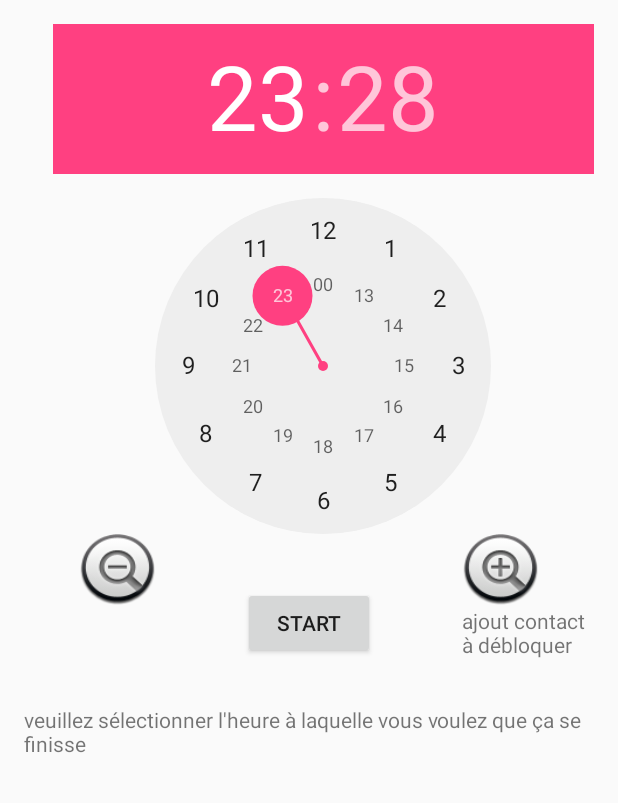
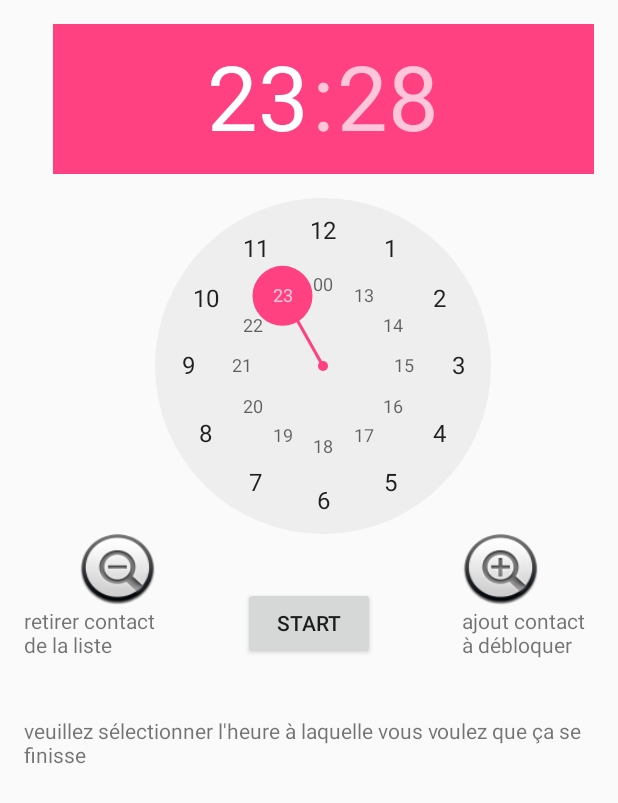
Before and after one commit to larako/INF4041_Dereydellet_Spanneut, an Android app: the screen it shows after launch (MainActivity), on a phone screen of 412 x 824 dp. Shown: the top 803 px of the screen. Run offline under Robolectric (Android 15) with nearby library versions, the phone set to English and light mode, and no system bars.

Commit message:
layout landscape

```diff
--- a/app/src/main/java/com/example/soka/inf4041_dereydellet_spanneut/MainActivity.java
+++ b/app/src/main/java/com/example/soka/inf4041_dereydellet_spanneut/MainActivity.java
@@ -119,7 +119,11 @@ public class MainActivity extends Activity {
             buttonStart.setText(app_is_up);
             //TelephonyManager tel = (TelephonyManager) getSystemService(Context.TELEPHONY_SERVICE);
             tel.listen(listen, TeleListener.LISTEN_CALL_STATE); //bloque
-            createNotification("blocage activé");
+            if (time.getCurrentMinute()<10)
+                createNotification("blocage activé jusqu'à: "+time.getCurrentHour()+":0"+time.getCurrentMinute());
+            else
+                createNotification("blocage activé jusqu'à: "+time.getCurrentHour()+":"+time.getCurrentMinute());
+
             pendingIntent = PendingIntent.getBroadcast(MainActivity.this, 0, intent, 0); // permet de decaler le moment d'appeler la fct
             alarmManager.set(AlarmManager.RTC, newTime.getTimeInMillis(), pendingIntent); //cree l'alarme uand c'est finit
 
@@ -166,7 +170,7 @@ public class MainActivity extends Activity {
                 Uri contactUri = data.getData();
                 // We only need the NUMBER column, because there will be only one row in the result
                 String[] projection = {ContactsContract.CommonDataKinds.Phone.NUMBER};
-                String[] projection2 = {ContactsContract.CommonDataKinds.Phone.NAME_RAW_CONTACT_ID};
+
 
                 // Perform the query on the contact to get the NUMBER column
                 // We don't need a selection or sort order (there's only one result for the given URI)
@@ -177,19 +181,23 @@ public class MainActivity extends Activity {
                         .query(contactUri, projection, null, null, null);
                 cursor.moveToFirst();
 
-                Cursor cursor2 = getContentResolver()
-                        .query(contactUri, projection2, null, null, null);
-                cursor2.moveToFirst();
-
                 // Retrieve the phone number from the NUMBER column
                 int column = cursor.getColumnIndex(ContactsContract.CommonDataKinds.Phone.NUMBER);
-                int columName = cursor2.getColumnIndex(ContactsContract.CommonDataKinds.Identity.NAMESPACE);
                 String number = cursor.getString(column);
-                String name = cursor.getString(columName);
+
+                Uri uri = Uri.withAppendedPath(ContactsContract.PhoneLookup.CONTENT_FILTER_URI, Uri.encode(number));
+                String[] projection2 = {ContactsContract.PhoneLookup.DISPLAY_NAME};
+                Cursor cursor2 = getContentResolver().query(uri, projection2, null, null, null);
+                cursor2.moveToFirst();
+                String name = cursor2.getString(cursor2.getColumnIndex(ContactsContract.PhoneLookup.DISPLAY_NAME));
+
                 Log.d("AJOUTCONTACT", "Num: " + number + " Name: " + name);
                 //et la on ajoute ce numero à la liste des gens autorisés
                 setToast("contact ajouté");
                 db.addNumber(number, name);
+                db.close();
+                cursor2.close();
+                cursor.close();
             }
         }
     }
--- a/app/src/main/java/com/example/soka/inf4041_dereydellet_spanneut/SmsReceiver.java
+++ b/app/src/main/java/com/example/soka/inf4041_dereydellet_spanneut/SmsReceiver.java
@@ -4,6 +4,12 @@ import android.content.BroadcastReceiver;
 import android.content.Context;
 import android.content.Intent;
 import android.media.AudioManager;
+import android.os.Bundle;
+import android.telephony.SmsMessage;
+import android.util.Log;
+
+import java.util.HashMap;
+import java.util.List;
 
 import static java.lang.Thread.sleep;
 
@@ -12,7 +18,10 @@ import static java.lang.Thread.sleep;
  */
 
 public  class SmsReceiver extends BroadcastReceiver {
-
+    private HashMap<String, String> contact_info = new HashMap<String, String>(); // (num, name)
+    private List<String> nums;
+    private String senderNum;
+    private boolean ok=false;
 
     @Override
     public void onReceive(Context context, Intent intent) {
@@ -21,12 +30,43 @@ public  class SmsReceiver extends BroadcastReceiver {
         db = new DatabaseController(context);
         String app_is_up = db.getSettingByName("block_status");
         app_is_up=app_is_up.intern();
+        db.close();
         if(MSG_TYPE.equals("android.provider.Telephony.SMS_RECEIVED")) {
             MainActivity inst = MainActivity.instance();
             if (app_is_up=="stop") {
+                final Bundle bundle = intent.getExtras();
+                try {
+                    if (bundle != null) {
+                        final Object[] pdusObj = (Object[]) bundle.get("pdus");
+                        for (int i = 0; i < pdusObj.length; i++) {
+                            SmsMessage currentMessage = SmsMessage.createFromPdu((byte[]) pdusObj[i]);
+                            senderNum = currentMessage.getDisplayOriginatingAddress();
+                            senderNum = senderNum.substring(3);
+                            Log.i("SmsReceiver", "senderNum: " + senderNum);
+                        }
+                    }
+                } catch (Exception e) {
+                    Log.e("SmsReceiver", "Exception smsReceiver" + e);
+                }
+
+                db = new DatabaseController(context);
+                contact_info = db.getAllNumbers();
+                nums = Utils.getAllKeysFromHashMap(contact_info);
+                db.close();
+                for (String num : nums) {
+                    num = num.substring(1);
+                    num = num.intern();
+                    senderNum = senderNum.intern();
+                    Log.i("Sendernum", senderNum);
+                    Log.i("num", num);
+                    if (senderNum == num) {
+                        ok = true;
+                    }
+                }
+                if (ok == false) {
                     System.out.print("ca passe");
                     AudioManager recupAudio = (AudioManager) context.getSystemService(Context.AUDIO_SERVICE);
-                int recup=recupAudio.getRingerMode();
+                    int recup = recupAudio.getRingerMode();
                     AudioManager audioManager = (AudioManager) context.getSystemService(Context.AUDIO_SERVICE);
                     audioManager.setRingerMode(AudioManager.RINGER_MODE_SILENT);
 
@@ -46,6 +86,7 @@ public  class SmsReceiver extends BroadcastReceiver {
                         audioManager.setRingerMode(AudioManager.RINGER_MODE_NORMAL);
                 }
             }
+        }
 
 
     }
--- a/app/src/main/java/com/example/soka/inf4041_dereydellet_spanneut/TeleListener.java
+++ b/app/src/main/java/com/example/soka/inf4041_dereydellet_spanneut/TeleListener.java
@@ -27,6 +27,7 @@ public class TeleListener extends PhoneStateListener {
     private DatabaseController db;
     private HashMap<String, String> contact_info = new HashMap<String, String>(); // (num, name)
     private List<String> nums;
+    private boolean ok =false;
 
     public TeleListener(TelephonyManager tel, AudioManager audioManager, Context context){
         this.tel=tel;
@@ -52,13 +53,17 @@ public class TeleListener extends PhoneStateListener {
                 db = new DatabaseController(context);
                 contact_info = db.getAllNumbers();
                 nums = Utils.getAllKeysFromHashMap(contact_info);
-
+                db.close();
                 Class c = null;
                     try {
                         for (String num: nums) {
-                            num=num.intern();
-                            incomingNumber=incomingNumber.intern();
-                            if (incomingNumber != num) { //ici on mettra les numéros enregistrés
+                            num = num.intern();
+                            incomingNumber = incomingNumber.intern();
+                            if (incomingNumber == num) {
+                                ok = true;
+                            }
+                        }
+                            if (ok ==false) { //ici on mettra les numéros enregistrés
                                 // audioManager.setRingerMode(AudioManager.RINGER_MODE_VIBRATE);
                                 c = Class.forName(tel.getClass().getName());
                                 Method method = c.getDeclaredMethod("getITelephony");
@@ -69,7 +74,8 @@ public class TeleListener extends PhoneStateListener {
                                 telService.endCall();
                                inst.setToast(incomingNumber);
                             }
-                        }
+                        ok=false;
+
                 } catch (ClassNotFoundException e) {
                     e.printStackTrace();
                 } catch (NoSuchMethodException e) {
@@ -79,7 +85,6 @@ public class TeleListener extends PhoneStateListener {
                 } catch (InvocationTargetException e) {
                     e.printStackTrace();
                 }
-
                 break;
             default:
                 break;
--- /dev/null
+++ b/app/src/main/res/layout-land/activity_main.xml
@@ -0,0 +1,133 @@
+<?xml version="1.0" encoding="utf-8"?>
+<LinearLayout xmlns:android="http://schemas.android.com/apk/res/android"
+    xmlns:tools="http://schemas.android.com/tools"
+    android:orientation="vertical" android:layout_width="match_parent"
+    android:layout_height="match_parent">
+
+    <RelativeLayout
+        android:id="@+id/activity_main"
+        android:layout_width="match_parent"
+        android:layout_height="match_parent"
+        android:paddingBottom="@dimen/activity_vertical_margin"
+        android:paddingLeft="@dimen/activity_horizontal_margin"
+        android:paddingRight="@dimen/activity_horizontal_margin"
+        android:paddingTop="@dimen/activity_vertical_margin"
+        tools:context="com.example.soka.inf4041_dereydellet_spanneut.MainActivity">
+
+        <TimePicker
+            android:layout_width="wrap_content"
+            android:layout_height="wrap_content"
+            android:id="@+id/alarmTimePicker"
+            android:layout_above="@+id/button4"
+            android:layout_alignParentLeft="true"
+            android:layout_alignParentStart="true"
+            android:layout_marginLeft="19dp"
+            android:layout_marginStart="19dp"
+            android:elevation="1dp"
+            tools:headerAmPmTextAppearance="?attr/actionBarDivider" />
+
+        <Button
+            android:layout_width="wrap_content"
+            android:layout_height="wrap_content"
+            android:id="@+id/moins"
+            android:background="@android:drawable/btn_minus"
+            android:onClick="dropClick"
+            android:layout_centerVertical="true"
+            android:layout_alignParentRight="true"
+            android:layout_alignParentEnd="true" />
+
+        <Button
+            android:layout_width="wrap_content"
+            android:layout_height="wrap_content"
+            android:id="@+id/plus"
+            android:onClick="clickContact"
+            android:background="@android:drawable/btn_plus"
+            android:elevation="21dp"
+            android:layout_below="@+id/moins"
+            android:layout_toEndOf="@+id/buttonStart"
+            android:layout_alignLeft="@+id/moins"
+            android:layout_alignStart="@+id/moins" />
+
+        <Button
+            android:layout_width="wrap_content"
+            android:layout_height="wrap_content"
+            android:id="@+id/buttonStart"
+            android:onClick="clickStart"
+            android:layout_marginRight="96dp"
+            android:layout_marginEnd="96dp"
+            android:layout_alignParentBottom="true"
+            android:layout_alignRight="@+id/alarmTimePicker"
+            android:layout_alignEnd="@+id/alarmTimePicker" />
+
+    </RelativeLayout>
+
+    <TimePicker
+        android:layout_width="match_parent"
+        android:layout_height="wrap_content"
+        android:id="@+id/timePicker2"
+        android:layout_above="@+id/button4"
+        android:layout_alignParentLeft="true"
+        android:layout_alignParentStart="true"
+        android:layout_marginLeft="19dp"
+        android:layout_marginStart="19dp"
+        android:elevation="1dp"
+        tools:headerAmPmTextAppearance="?attr/actionBarDivider" />
+
+    <Button
+        android:layout_width="match_parent"
+        android:layout_height="wrap_content"
+        android:id="@+id/button5"
+        android:onClick="clickContact"
+        android:background="@android:drawable/btn_plus"
+        android:elevation="21dp"
+        android:layout_above="@+id/textView"
+        android:layout_alignParentRight="true"
+        android:layout_alignParentEnd="true" />
+
+    <TextView
+        android:text="ajout contact à débloquer"
+        android:layout_width="match_parent"
+        android:layout_height="wrap_content"
+        android:id="@+id/textView7"
+        android:layout_below="@+id/alarmTimePicker"
+        android:layout_alignLeft="@+id/plus"
+        android:layout_alignStart="@+id/plus" />
+
+    <Button
+        android:layout_width="match_parent"
+        android:layout_height="wrap_content"
+        android:id="@+id/button6"
+        android:onClick="clickStart"
+        android:layout_alignBottom="@+id/textView"
+        android:layout_centerHorizontal="true" />
+
+    <TextView
+        android:text="retirer contact de la liste"
+        android:layout_width="match_parent"
+        android:layout_height="wrap_content"
+        android:layout_alignBottom="@+id/buttonStart"
+        android:layout_alignRight="@+id/moins"
+        android:layout_alignEnd="@+id/moins"
+        android:id="@+id/textView8"
+        android:layout_below="@+id/alarmTimePicker" />
+
+    <TextView
+        android:text="veuillez sélectionner l'heure à laquelle vous voulez que ça se finisse"
+        android:layout_width="match_parent"
+        android:layout_height="wrap_content"
+        android:id="@+id/textView9"
+        android:layout_below="@+id/textView"
+        android:layout_alignParentLeft="true"
+        android:layout_alignParentStart="true"
+        android:layout_marginTop="38dp" />
+
+    <Button
+        android:layout_width="match_parent"
+        android:layout_height="wrap_content"
+        android:id="@+id/button7"
+        android:background="@android:drawable/btn_minus"
+        android:onClick="dropClick"
+        android:layout_above="@+id/textView2"
+        android:layout_alignParentLeft="true"
+        android:layout_alignParentStart="true" />
+</LinearLayout>
--- a/app/src/main/res/layout/activity_main.xml
+++ b/app/src/main/res/layout/activity_main.xml
@@ -34,16 +34,6 @@
         android:layout_alignParentEnd="true" />
 
     <TextView
-        android:text="veuillez sélectionner l'heure à laquelle vous voulez que ça se finisse"
-        android:layout_width="wrap_content"
-        android:layout_height="wrap_content"
-        android:id="@+id/textView3"
-        android:layout_marginTop="66dp"
-        android:layout_below="@+id/plus"
-        android:layout_alignParentLeft="true"
-        android:layout_alignParentStart="true" />
-
-    <TextView
         android:text="ajout contact à débloquer"
         android:layout_width="wrap_content"
         android:layout_height="wrap_content"
@@ -55,19 +45,39 @@
     <Button
         android:layout_width="wrap_content"
         android:layout_height="wrap_content"
-        android:id="@+id/moins"
-        android:background="@android:drawable/btn_minus"
-        android:layout_alignBottom="@+id/alarmTimePicker"
-        android:layout_alignParentLeft="true"
-        android:layout_alignParentStart="true"
-        android:onClick="dropClick" />
-
-    <Button
-        android:layout_width="wrap_content"
-        android:layout_height="wrap_content"
         android:id="@+id/buttonStart"
         android:onClick="clickStart"
         android:layout_alignBottom="@+id/textView"
         android:layout_centerHorizontal="true" />
 
+    <TextView
+        android:text="retirer contact de la liste"
+        android:layout_width="wrap_content"
+        android:layout_height="wrap_content"
+        android:layout_alignBottom="@+id/buttonStart"
+        android:layout_alignRight="@+id/moins"
+        android:layout_alignEnd="@+id/moins"
+        android:id="@+id/textView2"
+        android:layout_below="@+id/alarmTimePicker" />
+
+    <TextView
+        android:text="veuillez sélectionner l'heure à laquelle vous voulez que ça se finisse"
+        android:layout_width="wrap_content"
+        android:layout_height="wrap_content"
+        android:id="@+id/textView3"
+        android:layout_below="@+id/textView"
+        android:layout_alignParentLeft="true"
+        android:layout_alignParentStart="true"
+        android:layout_marginTop="38dp" />
+
+    <Button
+        android:layout_width="wrap_content"
+        android:layout_height="wrap_content"
+        android:id="@+id/moins"
+        android:background="@android:drawable/btn_minus"
+        android:onClick="dropClick"
+        android:layout_above="@+id/textView2"
+        android:layout_alignParentLeft="true"
+        android:layout_alignParentStart="true" />
+
 </RelativeLayout>
```
Also changed, not shown: app/src/main/AndroidManifest.xml (+4 -3 lines), 4 other files. Lines whose indentation alone changed are shown as unchanged.
